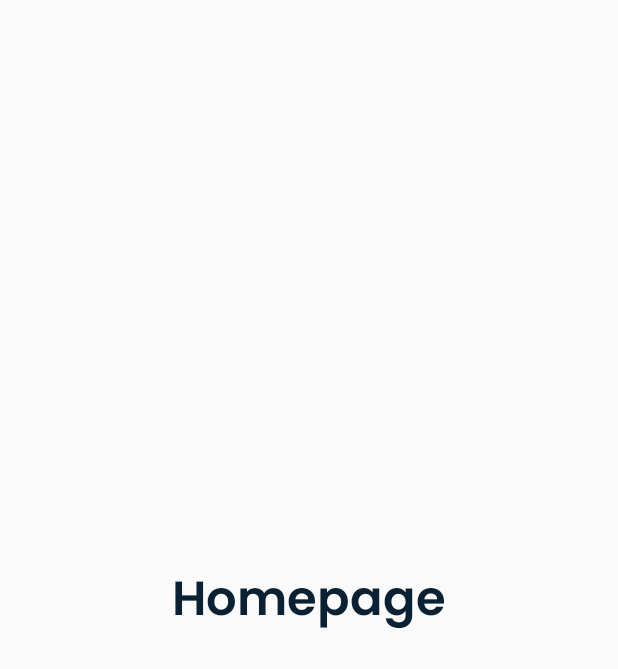
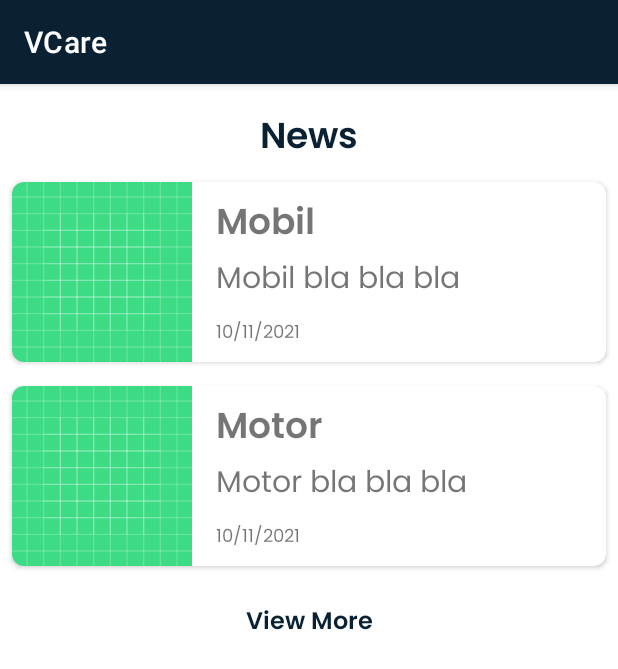
Before and after one commit to CakraB/MAD-Project, an Android app: the HomeActivity screen opened directly, with no data from a screen before it, on a phone screen of 412 x 824 dp. Shown: the top 669 px of the screen. Run offline under Robolectric (Android 15) with nearby library versions, the phone set to English and light mode, and no system bars.

Commit message:
Adding Homepage

```diff
--- a/app/build.gradle
+++ b/app/build.gradle
@@ -35,6 +35,8 @@ dependencies {
     implementation 'androidx.appcompat:appcompat:1.3.1'
     implementation 'com.google.android.material:material:1.4.0'
     implementation 'androidx.constraintlayout:constraintlayout:2.1.1'
+    implementation "androidx.recyclerview:recyclerview:1.2.1"
+    implementation "androidx.cardview:cardview:1.0.0"
     implementation 'androidx.annotation:annotation:1.1.0'
     implementation 'androidx.lifecycle:lifecycle-livedata-ktx:2.2.0'
     implementation 'androidx.lifecycle:lifecycle-viewmodel-ktx:2.2.0'
--- a/app/src/main/AndroidManifest.xml
+++ b/app/src/main/AndroidManifest.xml
@@ -10,12 +10,9 @@
         android:supportsRtl="true"
         android:theme="@style/Theme.Project_Mobile_VCare">
         <activity android:name=".HomeActivity"></activity>
-        <activity android:name=".RegisterActivity" />
-        <activity android:name=".LoginActivity" />
-        <activity
-            android:name=".ui.login.LoginActivity"
-            android:label="@string/title_activity_login" />
-        <activity android:name=".MainActivity">
+        <activity android:name=".RegisterActivity" android:theme="@style/Theme.Project_Mobile_VCare.NoActionBar"/>
+        <activity android:name=".LoginActivity" android:theme="@style/Theme.Project_Mobile_VCare.NoActionBar"/>
+        <activity android:name=".MainActivity" android:theme="@style/Theme.Project_Mobile_VCare.NoActionBar">
             <intent-filter>
                 <action android:name="android.intent.action.MAIN" />
 
--- a/app/src/main/java/com/cakrab/project_mobile_vcare/HomeActivity.java
+++ b/app/src/main/java/com/cakrab/project_mobile_vcare/HomeActivity.java
@@ -1,14 +1,46 @@
 package com.cakrab.project_mobile_vcare;
 
 import androidx.appcompat.app.AppCompatActivity;
+import androidx.recyclerview.widget.LinearLayoutManager;
+import androidx.recyclerview.widget.RecyclerView;
 
 import android.os.Bundle;
+import android.widget.ProgressBar;
+
+import java.util.ArrayList;
 
 public class HomeActivity extends AppCompatActivity {
+
+    private RecyclerView rvArticles;
+    private ProgressBar pbLoading;
+    private ArrayList<News> newsArrayList;
+    private NewsAdapter newsAdapter;
 
     @Override
     protected void onCreate(Bundle savedInstanceState) {
         super.onCreate(savedInstanceState);
         setContentView(R.layout.activity_home);
+        rvArticles = findViewById(R.id.rvContent);
+        pbLoading = findViewById(R.id.pbLoading);
+        newsArrayList = new ArrayList<>();
+        newsAdapter = new NewsAdapter(newsArrayList, this);
+        rvArticles.setLayoutManager(new LinearLayoutManager(this));
+        rvArticles.setAdapter(newsAdapter);
+
+        newsArrayList.add(new News(
+                "Mobil",
+                "Mobil bla bla bla",
+                "10/11/2021"
+        ));
+        newsArrayList.add(new News(
+                "Motor",
+                "Motor bla bla bla",
+                "10/11/2021"
+        ));
+        newsArrayList.add(new News(
+                "Mobil",
+                "Mobil bla bla bla",
+                "10/11/2021"
+        ));
     }
 }
--- /dev/null
+++ b/app/src/main/java/com/cakrab/project_mobile_vcare/News.java
@@ -0,0 +1,38 @@
+package com.cakrab.project_mobile_vcare;
+
+public class News {
+
+    private String articleName;
+    private String articleDesc;
+    private String articleDate;
+
+    public News(String articleName, String articleDesc, String articleDate) {
+        this.articleName = articleName;
+        this.articleDesc = articleDesc;
+        this.articleDate = articleDate;
+    }
+
+    public String getArticleName() {
+        return articleName;
+    }
+
+    public void setArticleName(String articleName) {
+        this.articleName = articleName;
+    }
+
+    public String getArticleDesc() {
+        return articleDesc;
+    }
+
+    public void setArticleDesc(String articleDesc) {
+        this.articleDesc = articleDesc;
+    }
+
+    public String getArticleDate() {
+        return articleDate;
+    }
+
+    public void setArticleDate(String articleDate) {
+        this.articleDate = articleDate;
+    }
+}
--- /dev/null
+++ b/app/src/main/java/com/cakrab/project_mobile_vcare/NewsAdapter.java
@@ -0,0 +1,72 @@
+package com.cakrab.project_mobile_vcare;
+
+import android.content.Context;
+import android.content.Intent;
+import android.view.LayoutInflater;
+import android.view.View;
+import android.view.ViewGroup;
+import android.widget.ImageView;
+import android.widget.TextView;
+
+import androidx.annotation.NonNull;
+import androidx.recyclerview.widget.RecyclerView;
+
+import org.jetbrains.annotations.NotNull;
+
+import java.util.ArrayList;
+
+public class NewsAdapter extends RecyclerView.Adapter<NewsAdapter.ViewHolder> {
+
+    private ArrayList<News> newsArrayLists;
+    private Context context;
+
+    public NewsAdapter(ArrayList<News> articles, Context context) {
+        this.newsArrayLists = articles;
+        this.context = context;
+    }
+
+    @NonNull
+    @Override
+    public NewsAdapter.ViewHolder onCreateViewHolder(@NonNull ViewGroup parent, int viewType) {
+        View view = LayoutInflater.from(context).inflate(R.layout.item_content, parent, false);
+        return new NewsAdapter.ViewHolder(view);
+    }
+
+    @Override
+    public void onBindViewHolder(@NonNull NewsAdapter.ViewHolder holder, int position) {
+        News news = newsArrayLists.get(position);
+        holder.textName.setText(news.getArticleName());
+        holder.textDesc.setText(news.getArticleDesc());
+        holder.textDate.setText(news.getArticleDate());
+        holder.imageView.setImageResource(R.drawable.ic_launcher_background);
+        holder.itemView.setOnClickListener(new View.OnClickListener() {
+            @Override
+            public void onClick(View view) {
+                Intent i = new Intent(context, HomeActivity.class);
+                i.putExtra("NAME", news.getArticleName());
+                i.putExtra("DESC", news.getArticleDesc());
+                i.putExtra("DATE", news.getArticleDate());
+                context.startActivity(i);
+            }
+        });
+    }
+
+    @Override
+    public int getItemCount() {
+        return 2;
+    }
+
+    public class ViewHolder extends RecyclerView.ViewHolder {
+
+        TextView textName, textDesc, textDate;
+        ImageView imageView;
+
+        public ViewHolder(@NonNull @NotNull View itemView) {
+            super(itemView);
+            textName = itemView.findViewById(R.id.text_content_name);
+            textDesc = itemView.findViewById(R.id.text_content_desc);
+            textDate = itemView.findViewById(R.id.text_content_date);
+            imageView = itemView.findViewById(R.id.image_content);
+        }
+    }
+}
--- a/app/src/main/res/layout/activity_home.xml
+++ b/app/src/main/res/layout/activity_home.xml
@@ -5,19 +5,50 @@
     android:layout_width="match_parent"
     android:layout_height="match_parent"
     android:orientation="vertical"
-    android:padding="40dp"
-    android:gravity="center"
     tools:context=".HomeActivity">
 
     <TextView
         android:id="@+id/text_title"
         android:layout_width="match_parent"
         android:layout_height="wrap_content"
-        android:layout_marginBottom="20dp"
         android:gravity="center"
-        android:text="Homepage"
+        android:text="News"
+        android:paddingTop="16dp"
         android:textColor="@color/darkBlue"
-        android:textSize="32sp"
+        android:textSize="24sp"
         android:fontFamily="@font/poppinssemibold"/>
 
+<!--    <androidx.recyclerview.widget.RecyclerView-->
+<!--        android:id="@+id/rvCategories"-->
+<!--        android:layout_width="match_parent"-->
+<!--        android:layout_height="wrap_content"-->
+<!--        android:orientation="horizontal"-->
+<!--        app:layoutManager="androidx.recyclerview.widget.LinearLayoutManager"/>-->
+
+    <androidx.recyclerview.widget.RecyclerView
+        android:id="@+id/rvContent"
+        android:layout_width="match_parent"
+        android:layout_height="wrap_content"
+        android:orientation="vertical"
+        tools:listitem="@layout/item_content"
+        app:layoutManager="androidx.recyclerview.widget.LinearLayoutManager"/>
+
+    <TextView
+        android:id="@+id/text_content_more"
+        android:layout_width="match_parent"
+        android:layout_height="wrap_content"
+        android:gravity="center"
+        android:text="View More"
+        android:paddingTop="16dp"
+        android:textColor="@color/darkBlue"
+        android:textSize="16sp"
+        android:fontFamily="@font/poppinssemibold"/>
+
+    <ProgressBar
+        android:id="@+id/pbLoading"
+        android:layout_width="wrap_content"
+        android:layout_height="wrap_content"
+        android:layout_gravity="center"
+        android:visibility="gone"/>
+
 </LinearLayout>
--- /dev/null
+++ b/app/src/main/res/layout/item_content.xml
@@ -0,0 +1,55 @@
+<?xml version="1.0" encoding="utf-8"?>
+<androidx.cardview.widget.CardView xmlns:android="http://schemas.android.com/apk/res/android"
+    xmlns:app="http://schemas.android.com/apk/res-auto"
+    android:layout_width="match_parent"
+    android:layout_height="wrap_content"
+    android:layout_margin="8dp"
+    app:cardCornerRadius="8dp">
+
+    <LinearLayout
+        android:layout_width="match_parent"
+        android:layout_height="wrap_content"
+        android:orientation="horizontal">
+
+        <ImageView
+            android:id="@+id/image_content"
+            android:layout_width="120dp"
+            android:layout_height="120dp"
+            android:layout_marginRight="16dp"
+            android:src="@drawable/ic_launcher_background" />
+
+        <LinearLayout
+            android:layout_width="match_parent"
+            android:layout_height="wrap_content"
+            android:layout_gravity="center"
+            android:orientation="vertical">
+
+            <TextView
+                android:id="@+id/text_content_name"
+                android:layout_width="wrap_content"
+                android:layout_height="wrap_content"
+                android:fontFamily="@font/poppinssemibold"
+                android:text="Judul Berita"
+                android:textSize="24dp" />
+
+            <TextView
+                android:id="@+id/text_content_desc"
+                android:layout_width="wrap_content"
+                android:layout_height="wrap_content"
+                android:fontFamily="@font/poppinsreguler"
+                android:text="Isi Berita"
+                android:textSize="20dp" />
+
+            <TextView
+                android:id="@+id/text_content_date"
+                android:layout_width="wrap_content"
+                android:layout_height="wrap_content"
+                android:fontFamily="@font/poppinsreguler"
+                android:paddingTop="8dp"
+                android:text="Waktu Berita"
+                android:textSize="12dp" />
+        </LinearLayout>
+
+    </LinearLayout>
+
+</androidx.cardview.widget.CardView>
--- a/app/src/main/res/values/strings.xml
+++ b/app/src/main/res/values/strings.xml
@@ -1,5 +1,5 @@
 <resources>
-    <string name="app_name">Project_Mobile_VCare</string>
+    <string name="app_name">VCare</string>
     <string name="title_activity_login">LoginActivity</string>
     <string name="prompt_email">Email</string>
     <string name="prompt_password">Password</string>
--- a/app/src/main/res/values/themes.xml
+++ b/app/src/main/res/values/themes.xml
@@ -1,6 +1,6 @@
 <resources xmlns:tools="http://schemas.android.com/tools">
     <!-- Base application theme. -->
-    <style name="Theme.Project_Mobile_VCare" parent="Theme.AppCompat.DayNight.NoActionBar">
+    <style name="Theme.Project_Mobile_VCare" parent="Theme.MaterialComponents.Light.DarkActionBar">
         <!-- Primary brand color. -->
         <item name="colorPrimary">@color/darkBlue</item>
         <item name="colorPrimaryVariant">@color/spaceGray</item>
@@ -13,4 +13,8 @@
         <item name="android:statusBarColor" tools:targetApi="l">?attr/colorPrimaryVariant</item>
         <!-- Customize your theme here. -->
     </style>
+    <style name="Theme.Project_Mobile_VCare.NoActionBar">
+        <item name="windowActionBar">false</item>
+        <item name="windowNoTitle">true</item>
+    </style>
 </resources>
```
